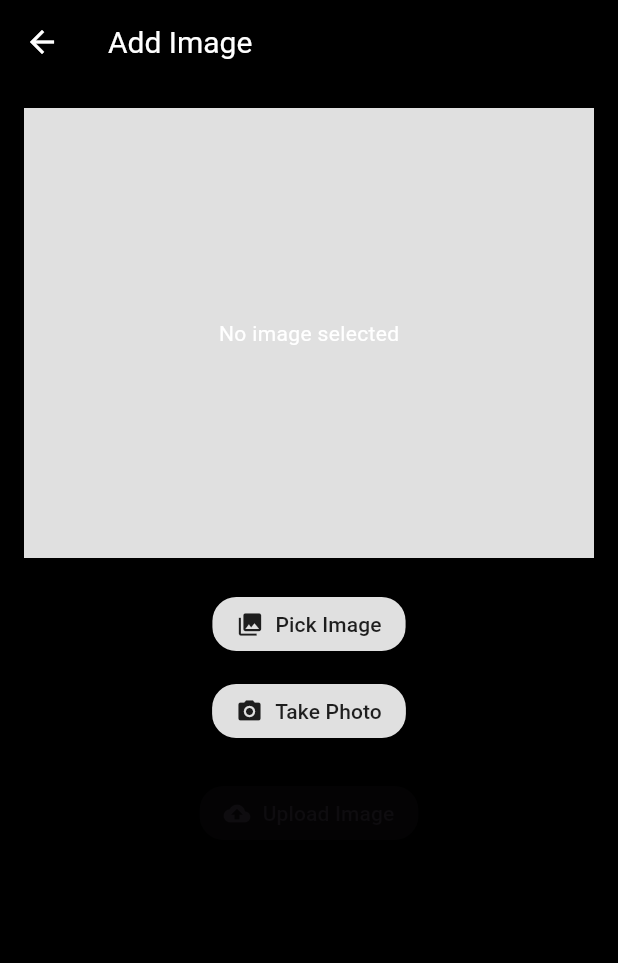
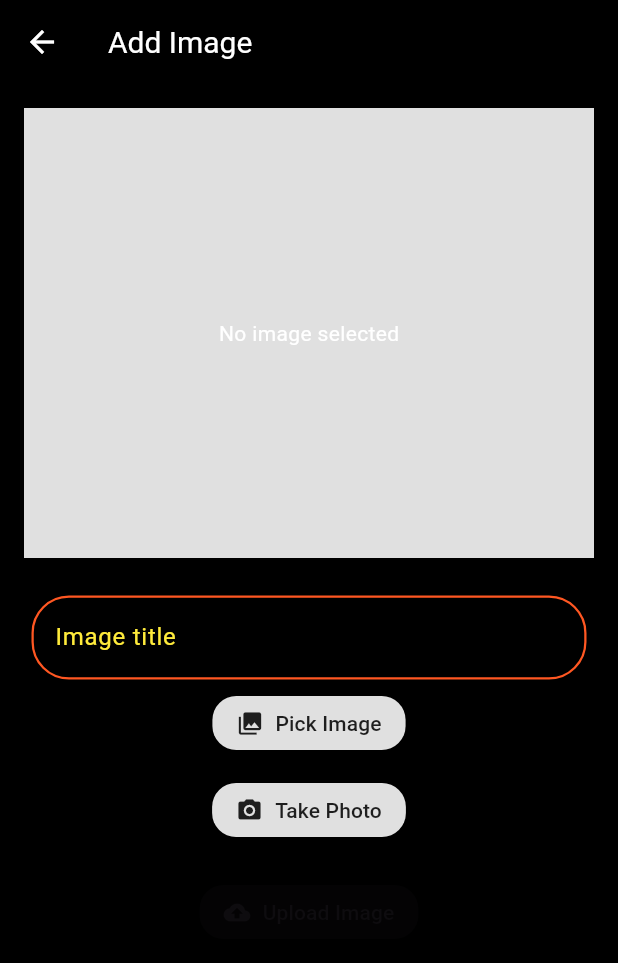
Before and after one commit to rix133/flutter_bird_colony, a Flutter app: the AddImageScreen screen opened directly with empty values, on a phone screen of 412 x 824 dp. Shown: the top 963 px of the screen. Run offline on Flutter 3.47's test engine with Material 3 defaults, Android fonts, the phone set to English and light mode, and no system bars; our stand-ins replace cached_network_image, cloud_firestore, firebase_auth, firebase_core, firebase_storage, flutter_colorpicker and 8 more; missing offline and left inert: excel, universal_html; accounts and stored records are empty; generated files the repository leaves out were written again; project files that could hold a hidden picture were left out.

Commit message:
added option to add image title #110

```diff
--- a/lib/screens/listDatas.dart
+++ b/lib/screens/listDatas.dart
@@ -24,7 +24,7 @@ class ListDatas extends StatelessWidget {
                   icon: Icon(Icons.science, color: Colors.amberAccent),
                   text: "Experiments"),
               Tab(
-                  icon: Icon(Icons.home, color: Colors.amberAccent),
+                  icon: Icon(Icons.group_work, color: Colors.amberAccent),
                   text: "Nests"),
               Tab(
                   icon: Icon(CustomIcons.bird, color: Colors.amberAccent),
--- a/lib/screens/nest/addImage.dart
+++ b/lib/screens/nest/addImage.dart
@@ -1,4 +1,5 @@
 import 'dart:io';
+
 import 'package:cloud_firestore/cloud_firestore.dart';
 import 'package:firebase_storage/firebase_storage.dart';
 import 'package:flutter/foundation.dart';
@@ -26,8 +27,16 @@ class AddImageScreen extends StatefulWidget {
 class _AddImageScreenState extends State<AddImageScreen> {
   File? _image;
   Uint8List? _webImage;
+  TextEditingController _titleController = TextEditingController();
   bool _uploading = false;
   final ImagePicker _picker = ImagePicker();
+
+  @visibleForTesting
+  void setDummyImage(File file) {
+    setState(() {
+      _image = file;
+    });
+  }
 
   Future<void> _takePhoto() async {
     final pickedFile =
@@ -60,6 +69,20 @@ class _AddImageScreenState extends State<AddImageScreen> {
     }
   }
 
+  Widget getTitleInput() {
+    return Padding(
+        padding: EdgeInsets.all(5),
+        child: TextFormField(
+          controller: _titleController,
+          textAlign: TextAlign.center,
+          decoration: InputDecoration(
+            labelText: "Image title",
+            hintText: 'optional',
+            fillColor: Colors.orange,
+          ),
+        ));
+  }
+
   Future<void> _uploadImage() async {
     String year = DateTime.now().year.toString();
     if (kIsWeb && _webImage == null) return;
@@ -79,6 +102,7 @@ class _AddImageScreenState extends State<AddImageScreen> {
 
       await widget.nestDoc.collection('images').add({
         'imageUrl': downloadUrl,
+        'title': _titleController.text,
         'timestamp': FieldValue.serverTimestamp(),
       });
 
@@ -128,12 +152,14 @@ class _AddImageScreenState extends State<AddImageScreen> {
     return Scaffold(
       appBar: AppBar(title: const Text('Add Image')),
       body: SafeArea(
+        child: SingleChildScrollView(
           child: Padding(
             padding: const EdgeInsets.all(16.0),
             child: Column(
               children: [
                 displayImage,
                 const SizedBox(height: 20),
+                getTitleInput(),
                 ElevatedButton.icon(
                   onPressed: kIsWeb ? _pickImageFromWeb : _pickImage,
                   icon: const Icon(Icons.photo_library),
@@ -162,6 +188,7 @@ class _AddImageScreenState extends State<AddImageScreen> {
             ),
           ),
         ),
+      ),
     );
   }
 }
```
Also changed, not shown: 2 other files. Lines whose indentation alone changed are shown as unchanged.
